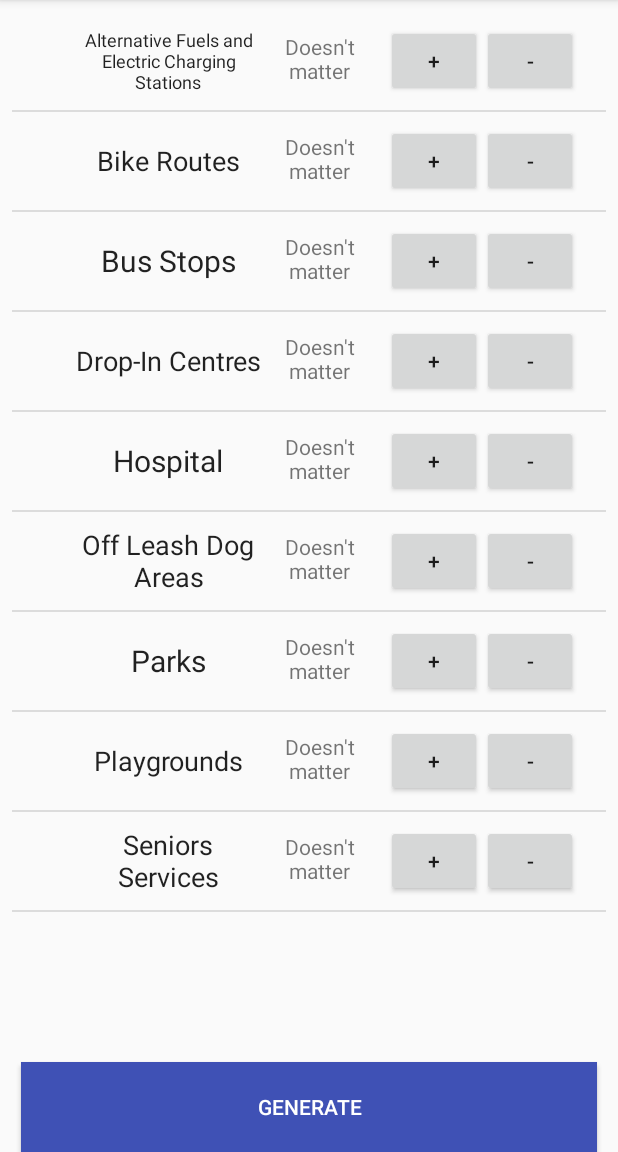
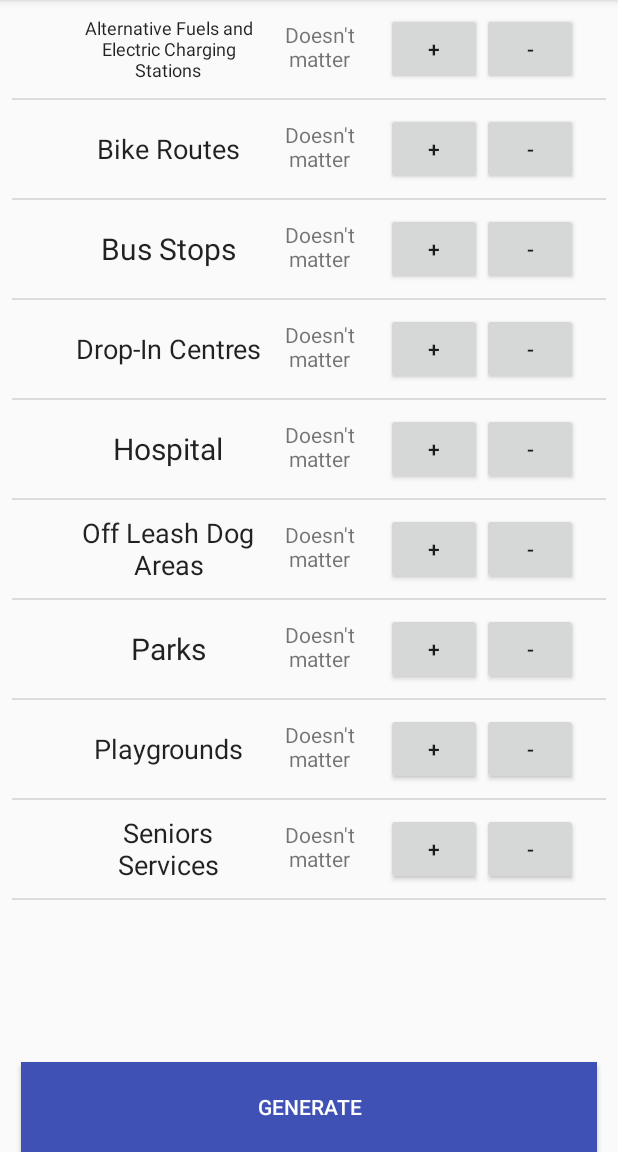
Before and after one commit to Davin-Deol/cFood, an Android app: the screen it shows after launch (MainActivity), on a phone screen of 412 x 824 dp, the part 84-1236 px from its top. Run offline under Robolectric (Android 15) with nearby library versions, the phone set to English and light mode, and no system bars.

Commit message:
Removed margins above and below listView

```diff
--- a/app/src/main/res/layout/activity_main.xml
+++ b/app/src/main/res/layout/activity_main.xml
@@ -12,8 +12,6 @@
         android:layout_width="0dp"
         android:layout_height="0dp"
         app:layout_constraintTop_toTopOf="parent"
-        android:layout_marginTop="8dp"
-        android:layout_marginBottom="8dp"
         app:layout_constraintBottom_toTopOf="@+id/generateListButton"
         android:layout_marginRight="8dp"
         app:layout_constraintRight_toRightOf="parent"
```
